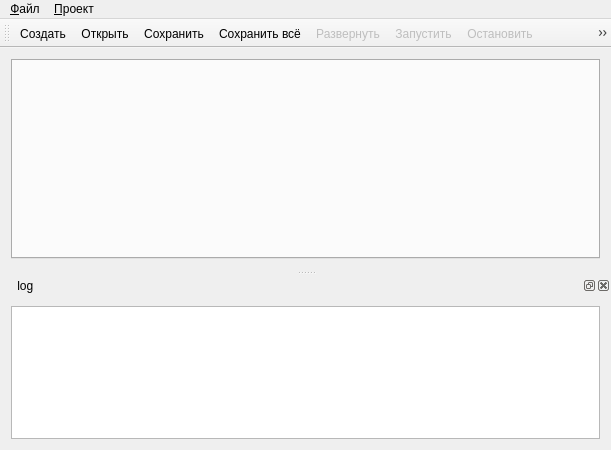
The window that terminal/src/mainwindow.ui (Automiq/alpha.protort) describes before a commit, drawn with Qt 5.
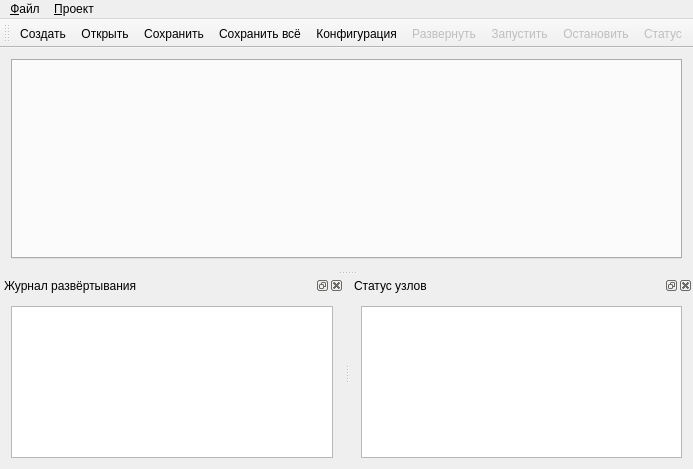
The same window after the commit. Icons and pictures are not drawn.

Commit message: Добавлено окно для вывода статуса работы узлов (fixes #83)

Diff of the .ui file:
```diff
--- a/terminal/src/mainwindow.ui
+++ b/terminal/src/mainwindow.ui
@@ -6,8 +6,8 @@
    <rect>
     <x>0</x>
     <y>0</y>
-    <width>611</width>
-    <height>450</height>
+    <width>693</width>
+    <height>469</height>
    </rect>
   </property>
   <property name="windowTitle">
@@ -50,7 +50,7 @@
     <rect>
      <x>0</x>
      <y>0</y>
-     <width>611</width>
+     <width>693</width>
      <height>26</height>
     </rect>
    </property>
@@ -93,14 +93,15 @@
    <addaction name="load_file"/>
    <addaction name="save_file"/>
    <addaction name="save_all"/>
+   <addaction name="config"/>
    <addaction name="deploy"/>
    <addaction name="start"/>
    <addaction name="stop"/>
-   <addaction name="config"/>
+   <addaction name="status_request"/>
   </widget>
   <widget class="QDockWidget" name="dockWidget">
    <property name="windowTitle">
-    <string>    log</string>
+    <string>Журнал развёртывания</string>
    </property>
    <attribute name="dockWidgetArea">
     <number>8</number>
@@ -117,6 +118,21 @@
     </layout>
    </widget>
   </widget>
+  <widget class="QDockWidget" name="dockWidget_status">
+   <property name="windowTitle">
+    <string>Статус узлов</string>
+   </property>
+   <attribute name="dockWidgetArea">
+    <number>8</number>
+   </attribute>
+   <widget class="QWidget" name="dockWidgetContents_2">
+    <layout class="QHBoxLayout" name="horizontalLayout_2">
+     <item>
+      <widget class="QTextBrowser" name="text_browser_status"/>
+     </item>
+    </layout>
+   </widget>
+  </widget>
   <action name="exit">
    <property name="text">
     <string>Выход</string>
@@ -244,6 +260,18 @@
     <string>F5</string>
    </property>
   </action>
+  <action name="status_request">
+   <property name="enabled">
+    <bool>false</bool>
+   </property>
+   <property name="icon">
+    <iconset>
+     <normaloff>:/images/status.png</normaloff>:/images/status.png</iconset>
+   </property>
+   <property name="text">
+    <string>&amp;Статус</string>
+   </property>
+  </action>
  </widget>
  <layoutdefault spacing="6" margin="11"/>
  <resources>
```
Left out of the diff: 1 changed line with no effect on the pictures. The commit also changes 5 other files.
